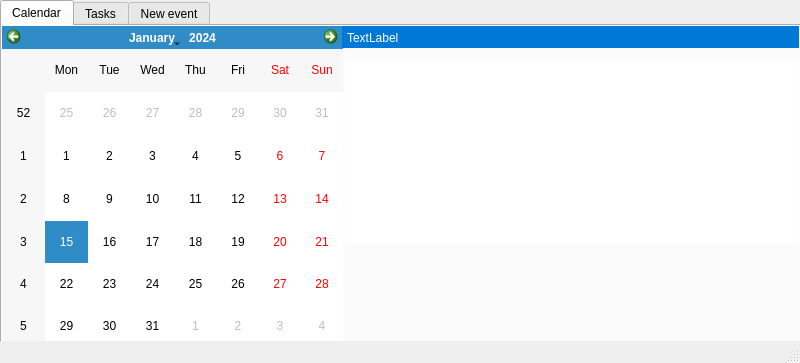
Old version of the form pds_cal.ui in the repository Jockbaia/pds_cal.
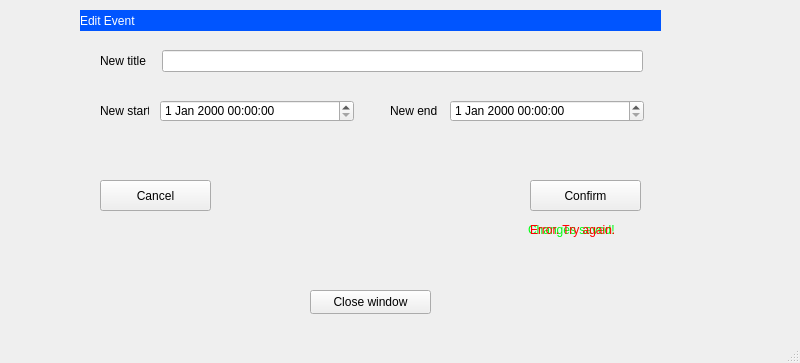
New version of the form. The open tabs and pages were chosen to show the change.

Commit message: fix edit and delete event

```diff
--- a/pds_cal.ui
+++ b/pds_cal.ui
@@ -172,19 +172,40 @@
          <string>TextLabel</string>
         </property>
        </widget>
-       <widget class="QTextBrowser" name="eventsList">
+       <widget class="QListWidget" name="listOfEvents">
         <property name="geometry">
          <rect>
-          <x>340</x>
+          <x>350</x>
           <y>30</y>
-          <width>461</width>
-          <height>191</height>
+          <width>256</width>
+          <height>281</height>
          </rect>
         </property>
-        <property name="styleSheet">
-         <string notr="true">border: 0px;
-padding: 3px;
-color: rgb(36,42,46);</string>
+       </widget>
+       <widget class="QPushButton" name="editButton">
+        <property name="geometry">
+         <rect>
+          <x>620</x>
+          <y>100</y>
+          <width>131</width>
+          <height>31</height>
+         </rect>
+        </property>
+        <property name="text">
+         <string>Edit</string>
+        </property>
+       </widget>
+       <widget class="QPushButton" name="deleteButton">
+        <property name="geometry">
+         <rect>
+          <x>620</x>
+          <y>190</y>
+          <width>131</width>
+          <height>31</height>
+         </rect>
+        </property>
+        <property name="text">
+         <string>Delete</string>
         </property>
        </widget>
       </widget>
@@ -431,6 +452,325 @@
       </widget>
      </widget>
     </widget>
+    <widget class="QWidget" name="page_3">
+     <widget class="QWidget" name="widget" native="true">
+      <property name="geometry">
+       <rect>
+        <x>80</x>
+        <y>10</y>
+        <width>581</width>
+        <height>311</height>
+       </rect>
+      </property>
+      <widget class="QLabel" name="editTabLabel">
+       <property name="geometry">
+        <rect>
+         <x>0</x>
+         <y>0</y>
+         <width>611</width>
+         <height>21</height>
+        </rect>
+       </property>
+       <property name="styleSheet">
+        <string notr="true">background-color: rgb(0, 85, 255);
+font: 700 9pt &quot;Segoe UI&quot;;
+color: rgb(255, 255, 255);</string>
+       </property>
+       <property name="text">
+        <string>Edit Event</string>
+       </property>
+      </widget>
+      <widget class="QLabel" name="titleLabel">
+       <property name="geometry">
+        <rect>
+         <x>20</x>
+         <y>40</y>
+         <width>61</width>
+         <height>21</height>
+        </rect>
+       </property>
+       <property name="text">
+        <string>New title</string>
+       </property>
+      </widget>
+      <widget class="QLineEdit" name="titleEdit">
+       <property name="geometry">
+        <rect>
+         <x>82</x>
+         <y>40</y>
+         <width>481</width>
+         <height>22</height>
+        </rect>
+       </property>
+      </widget>
+      <widget class="QLabel" name="startLabel">
+       <property name="geometry">
+        <rect>
+         <x>20</x>
+         <y>90</y>
+         <width>49</width>
+         <height>21</height>
+        </rect>
+       </property>
+       <property name="text">
+        <string>New start</string>
+       </property>
+      </widget>
+      <widget class="QLabel" name="endLabel">
+       <property name="geometry">
+        <rect>
+         <x>310</x>
+         <y>90</y>
+         <width>49</width>
+         <height>21</height>
+        </rect>
+       </property>
+       <property name="text">
+        <string>New end</string>
+       </property>
+      </widget>
+      <widget class="QDateTimeEdit" name="startDateTimeEdit">
+       <property name="geometry">
+        <rect>
+         <x>80</x>
+         <y>90</y>
+         <width>194</width>
+         <height>22</height>
+        </rect>
+       </property>
+      </widget>
+      <widget class="QDateTimeEdit" name="endDateTimeEdit">
+       <property name="geometry">
+        <rect>
+         <x>370</x>
+         <y>90</y>
+         <width>194</width>
+         <height>22</height>
+        </rect>
+       </property>
+      </widget>
+      <widget class="QPushButton" name="confirmButton">
+       <property name="geometry">
+        <rect>
+         <x>450</x>
+         <y>170</y>
+         <width>111</width>
+         <height>31</height>
+        </rect>
+       </property>
+       <property name="styleSheet">
+        <string notr="true">font: 700 9pt &quot;Segoe UI&quot;;
+border-color: rgb(0, 85, 255);</string>
+       </property>
+       <property name="text">
+        <string>Confirm</string>
+       </property>
+      </widget>
+      <widget class="QPushButton" name="cancelButton">
+       <property name="geometry">
+        <rect>
+         <x>20</x>
+         <y>170</y>
+         <width>111</width>
+         <height>31</height>
+        </rect>
+       </property>
+       <property name="styleSheet">
+        <string notr="true">font: 700 9pt &quot;Segoe UI&quot;;</string>
+       </property>
+       <property name="text">
+        <string>Cancel</string>
+       </property>
+      </widget>
+      <widget class="QPushButton" name="closeButton">
+       <property name="geometry">
+        <rect>
+         <x>230</x>
+         <y>280</y>
+         <width>121</width>
+         <height>24</height>
+        </rect>
+       </property>
+       <property name="styleSheet">
+        <string notr="true"/>
+       </property>
+       <property name="text">
+        <string>Close window</string>
+       </property>
+      </widget>
+      <widget class="QLabel" name="successEdit">
+       <property name="geometry">
+        <rect>
+         <x>448</x>
+         <y>210</y>
+         <width>111</width>
+         <height>20</height>
+        </rect>
+       </property>
+       <property name="styleSheet">
+        <string notr="true">color: rgb(2, 255, 19);
+font: 700 9pt &quot;Segoe UI&quot;;</string>
+       </property>
+       <property name="text">
+        <string>Changes saved!</string>
+       </property>
+      </widget>
+      <widget class="QLabel" name="errorEdit">
+       <property name="geometry">
+        <rect>
+         <x>450</x>
+         <y>210</y>
+         <width>111</width>
+         <height>20</height>
+        </rect>
+       </property>
+       <property name="styleSheet">
+        <string notr="true">color: rgb(255, 0, 0);
+font: 700 9pt &quot;Segoe UI&quot;;</string>
+       </property>
+       <property name="text">
+        <string>Error. Try again.</string>
+       </property>
+      </widget>
+      <zorder>successEdit</zorder>
+      <zorder>errorEdit</zorder>
+      <zorder>editTabLabel</zorder>
+      <zorder>titleLabel</zorder>
+      <zorder>titleEdit</zorder>
+      <zorder>startLabel</zorder>
+      <zorder>endLabel</zorder>
+      <zorder>startDateTimeEdit</zorder>
+      <zorder>endDateTimeEdit</zorder>
+      <zorder>confirmButton</zorder>
+      <zorder>cancelButton</zorder>
+      <zorder>closeButton</zorder>
+     </widget>
+    </widget>
+    <widget class="QWidget" name="page_4">
+     <widget class="QWidget" name="widget_2" native="true">
+      <property name="geometry">
+       <rect>
+        <x>229</x>
+        <y>79</y>
+        <width>271</width>
+        <height>161</height>
+       </rect>
+      </property>
+      <widget class="QLabel" name="deleteTabLabel">
+       <property name="geometry">
+        <rect>
+         <x>0</x>
+         <y>0</y>
+         <width>271</width>
+         <height>21</height>
+        </rect>
+       </property>
+       <property name="styleSheet">
+        <string notr="true">background-color: rgb(0, 85, 255);
+font: 700 9pt &quot;Segoe UI&quot;;
+color: rgb(255, 255, 255);</string>
+       </property>
+       <property name="text">
+        <string>Delete Event</string>
+       </property>
+      </widget>
+      <widget class="QLabel" name="label_2">
+       <property name="geometry">
+        <rect>
+         <x>30</x>
+         <y>30</y>
+         <width>211</width>
+         <height>21</height>
+        </rect>
+       </property>
+       <property name="styleSheet">
+        <string notr="true">font: 11pt &quot;Segoe UI&quot;;</string>
+       </property>
+       <property name="text">
+        <string>Are you sure you want to delete</string>
+       </property>
+      </widget>
+      <widget class="QLabel" name="label_3">
+       <property name="geometry">
+        <rect>
+         <x>70</x>
+         <y>50</y>
+         <width>131</width>
+         <height>21</height>
+        </rect>
+       </property>
+       <property name="styleSheet">
+        <string notr="true">font: 11pt &quot;Segoe UI&quot;;</string>
+       </property>
+       <property name="text">
+        <string>the selected event?</string>
+       </property>
+      </widget>
+      <widget class="QPushButton" name="confirmDelete">
+       <property name="geometry">
+        <rect>
+         <x>134</x>
+         <y>90</y>
+         <width>111</width>
+         <height>31</height>
+        </rect>
+       </property>
+       <property name="styleSheet">
+        <string notr="true">font: 700 9pt &quot;Segoe UI&quot;;</string>
+       </property>
+       <property name="text">
+        <string>YES, delete event</string>
+       </property>
+      </widget>
+      <widget class="QPushButton" name="goBackButton">
+       <property name="geometry">
+        <rect>
+         <x>24</x>
+         <y>90</y>
+         <width>71</width>
+         <height>31</height>
+        </rect>
+       </property>
+       <property name="text">
+        <string>Go back</string>
+       </property>
+      </widget>
+      <widget class="QLabel" name="errorDelete">
+       <property name="geometry">
+        <rect>
+         <x>90</x>
+         <y>130</y>
+         <width>91</width>
+         <height>20</height>
+        </rect>
+       </property>
+       <property name="styleSheet">
+        <string notr="true">color: rgb(255, 0, 0);
+font: 700 9pt &quot;Segoe UI&quot;;</string>
+       </property>
+       <property name="text">
+        <string>Error. Try again.</string>
+       </property>
+      </widget>
+      <widget class="QLabel" name="successDelete">
+       <property name="geometry">
+        <rect>
+         <x>90</x>
+         <y>130</y>
+         <width>81</width>
+         <height>20</height>
+        </rect>
+       </property>
+       <property name="styleSheet">
+        <string notr="true">color: rgb(2, 255, 19);
+font: 700 9pt &quot;Segoe UI&quot;;</string>
+       </property>
+       <property name="text">
+        <string>Event deleted</string>
+       </property>
+      </widget>
+     </widget>
+    </widget>
    </widget>
   </widget>
   <widget class="QStatusBar" name="statusbar"/>
```
Left out of the diff: 4 changed lines with no effect on the pictures. The commit also changes 3 other files.
